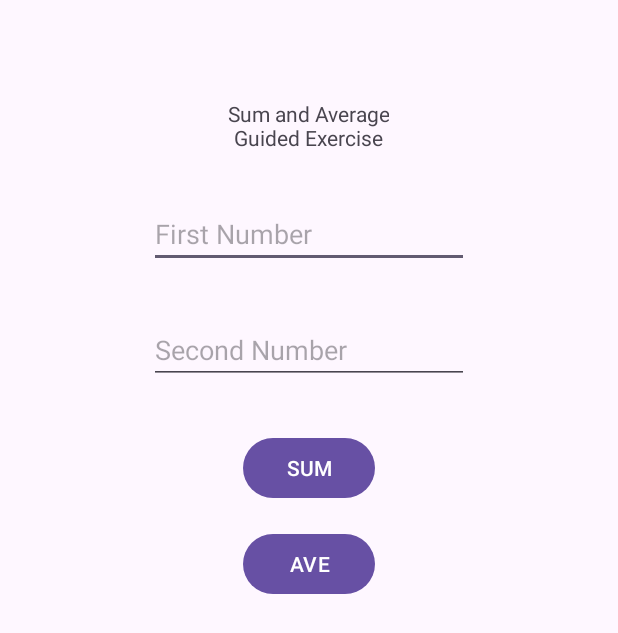
After one commit to adiluexe/elec1-compilation, an Android app: the ThirdGuidedExercise screen opened directly, with no data from a screen before it, on a phone screen of 412 x 824 dp. The commit adds this screen. Shown: the top 633 px of the screen. Run offline under Robolectric (Android 15) with nearby library versions, the phone set to English and light mode, and no system bars.

Commit message:
Add ThirdGuidedExercise

```diff
--- a/app/src/main/AndroidManifest.xml
+++ b/app/src/main/AndroidManifest.xml
@@ -25,6 +25,7 @@
         <!-- Add all other exercise activities -->
         <activity android:name=".guided_exercises.FirstGuidedExercise" />
         <activity android:name=".guided_exercises.SecondGuidedExercise" />
+        <activity android:name=".guided_exercises.ThirdGuidedExercise" />
 
         <!-- Continue for all exercises -->
     </application>
--- a/app/src/main/java/com/example/elec1compilation/MainActivity.java
+++ b/app/src/main/java/com/example/elec1compilation/MainActivity.java
@@ -12,6 +12,7 @@ import androidx.recyclerview.widget.RecyclerView;
 
 import com.example.elec1compilation.guided_exercises.FirstGuidedExercise;
 import com.example.elec1compilation.guided_exercises.SecondGuidedExercise;
+import com.example.elec1compilation.guided_exercises.ThirdGuidedExercise;
 
 import java.util.ArrayList;
 import java.util.List;
@@ -32,6 +33,7 @@ public class MainActivity extends AppCompatActivity {
         exerciseItems.add("Guided Exercises");
         exerciseItems.add(new ExerciseItem("First Guided Exercise", "Guided Exercises", FirstGuidedExercise.class));
         exerciseItems.add(new ExerciseItem("Second Guided Exercise", "Guided Exercises", SecondGuidedExercise.class));
+        exerciseItems.add(new ExerciseItem("Third Guided Exercise", "Guided Exercises", ThirdGuidedExercise.class));
         // Add more guided exercises...
 
         // Machine Problems Section
--- /dev/null
+++ b/app/src/main/java/com/example/elec1compilation/guided_exercises/ThirdGuidedExercise.java
@@ -0,0 +1,83 @@
+package com.example.elec1compilation.guided_exercises;
+
+
+
+import android.os.Bundle;
+import android.view.Gravity;
+import android.view.View;
+import android.widget.Button;
+import android.widget.EditText;
+import android.widget.Toast;
+
+import androidx.appcompat.app.AppCompatActivity;
+
+import com.example.elec1compilation.R;
+
+public class ThirdGuidedExercise extends AppCompatActivity {
+
+    EditText num1, num2;
+    Button sum, ave;
+    Toast toast;
+    View view;
+    double firstNum = 0, secondNum = 0, total = 0;
+
+    @Override
+    protected void onCreate(Bundle savedInstanceState) {
+        super.onCreate(savedInstanceState);
+        setContentView(R.layout.activity_ge3);
+
+        num1 = findViewById(R.id.etNum1GE3);
+        num2 = findViewById(R.id.etNum2GE3);
+        sum = findViewById(R.id.btnSumGE3);
+        ave = findViewById(R.id.btnAveGE3);
+
+        computeTotal();
+    }
+
+    public void computeTotal(){
+        sum.setOnClickListener(new View.OnClickListener() {
+            @Override
+            public void onClick(View view) {
+                // this will check if our two EditText has a text value
+                if(num1.getText().toString().isEmpty() ||
+                        num2.getText().toString().isEmpty()){
+                    displayErrorMessage();
+                }else{
+                    firstNum = Double.parseDouble(num1.getText().toString());
+                    secondNum = Double.parseDouble(num2.getText().toString());
+                    total = firstNum + secondNum;
+                    Toast.makeText(getApplicationContext(),
+                            "SUM: " + total,Toast.LENGTH_SHORT).show();
+                }
+            }
+        });
+        ave.setOnClickListener(new View.OnClickListener() {
+            @Override
+            public void onClick(View view) {
+                // another way of checking if our two EditText has a text value
+                if(num1.getText().length() <= 0 ||
+                        num2.getText().length() <= 0 ){
+                    displayErrorMessage();
+                }else{
+                    firstNum = Double.parseDouble(num1.getText().toString());
+                    secondNum = Double.parseDouble(num2.getText().toString());
+                    total = (firstNum + secondNum) / 2;
+                    Toast.makeText(getApplicationContext(),
+                            "AVE: " + total,Toast.LENGTH_SHORT).show();
+                }
+            }
+        });
+    }
+
+
+
+    public void displayErrorMessage(){
+        toast = Toast.makeText(getApplicationContext(),
+                "Please Enter a Number",Toast.LENGTH_SHORT);
+//        view = toast.getView();
+//        view.getBackground().setColorFilter(Color.RED, PorterDuff.Mode.SRC_IN);
+        toast.setGravity(Gravity.CENTER, 0, 0);
+        toast.show();
+    }
+
+}
--- /dev/null
+++ b/app/src/main/res/layout/activity_ge3.xml
@@ -0,0 +1,74 @@
+<?xml version="1.0" encoding="utf-8"?>
+<androidx.constraintlayout.widget.ConstraintLayout xmlns:android="http://schemas.android.com/apk/res/android"
+    xmlns:app="http://schemas.android.com/apk/res-auto"
+    xmlns:tools="http://schemas.android.com/tools"
+    android:id="@+id/ConstraintLayout"
+    android:layout_width="match_parent"
+    android:layout_height="match_parent"
+    tools:context=".guided_exercises.ThirdGuidedExercise">
+
+    <TextView
+        android:id="@+id/textView3"
+        android:layout_width="wrap_content"
+        android:layout_height="wrap_content"
+        android:layout_marginStart="32dp"
+        android:layout_marginTop="64dp"
+        android:layout_marginEnd="32dp"
+        android:text="Sum and Average\nGuided Exercise"
+        android:textAlignment="center"
+        app:layout_constraintBottom_toBottomOf="parent"
+        app:layout_constraintEnd_toEndOf="parent"
+        app:layout_constraintHorizontal_bias="0.497"
+        app:layout_constraintStart_toStartOf="parent"
+        app:layout_constraintTop_toTopOf="parent"
+        app:layout_constraintVertical_bias="0.003" />
+
+    <EditText
+        android:id="@+id/etNum1GE3"
+        android:layout_width="wrap_content"
+        android:layout_height="wrap_content"
+        android:layout_marginStart="32dp"
+        android:layout_marginTop="32dp"
+        android:layout_marginEnd="32dp"
+        android:ems="10"
+        android:inputType="number"
+        app:layout_constraintEnd_toEndOf="parent"
+        app:layout_constraintStart_toStartOf="parent"
+        app:layout_constraintTop_toBottomOf="@+id/textView3"
+        android:hint="First Number"/>
+
+    <EditText
+        android:id="@+id/etNum2GE3"
+        android:layout_width="wrap_content"
+        android:layout_height="wrap_content"
+        android:layout_marginStart="32dp"
+        android:layout_marginTop="32dp"
+        android:layout_marginEnd="32dp"
+        android:ems="10"
+        android:inputType="number"
+        app:layout_constraintEnd_toEndOf="parent"
+        app:layout_constraintStart_toStartOf="parent"
+        app:layout_constraintTop_toBottomOf="@+id/etNum1GE3"
+        android:hint="Second Number"/>
+
+    <Button
+        android:id="@+id/btnSumGE3"
+        android:layout_width="wrap_content"
+        android:layout_height="wrap_content"
+        android:layout_marginTop="32dp"
+        android:text="SUM"
+        app:layout_constraintEnd_toEndOf="parent"
+        app:layout_constraintStart_toStartOf="parent"
+        app:layout_constraintTop_toBottomOf="@+id/etNum2GE3" />
+
+    <Button
+        android:id="@+id/btnAveGE3"
+        android:layout_width="wrap_content"
+        android:layout_height="wrap_content"
+        android:layout_marginTop="16dp"
+        android:text="AVE"
+        app:layout_constraintEnd_toEndOf="parent"
+        app:layout_constraintStart_toStartOf="parent"
+        app:layout_constraintTop_toBottomOf="@+id/btnSumGE3" />
+
+</androidx.constraintlayout.widget.ConstraintLayout>
```
